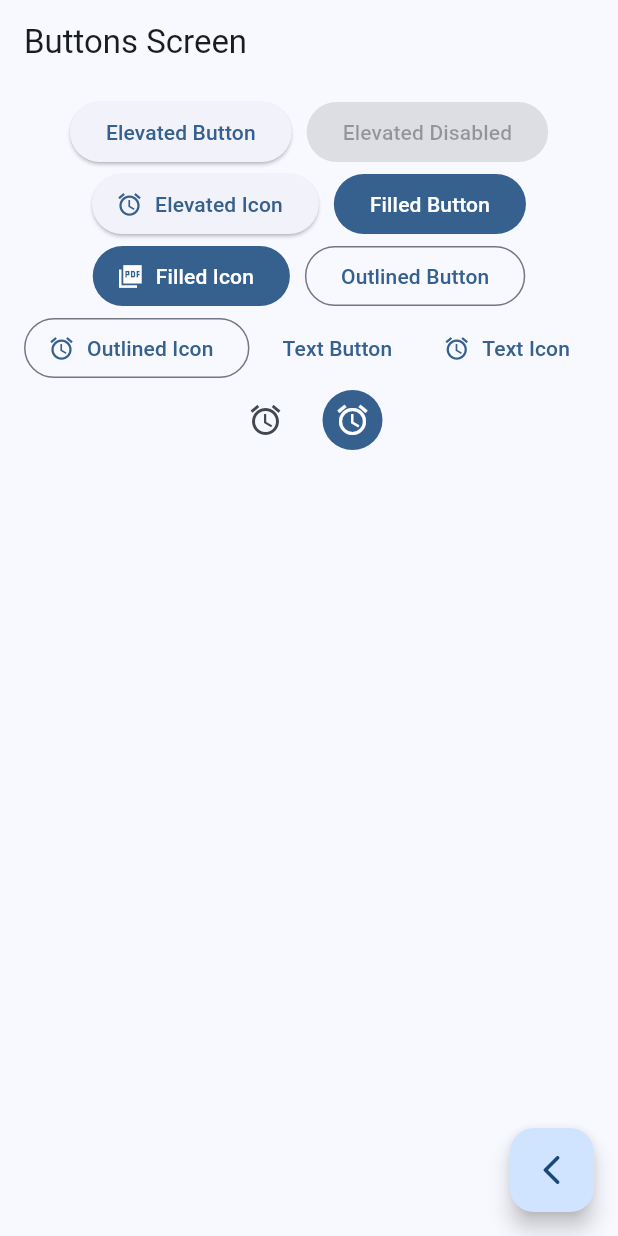
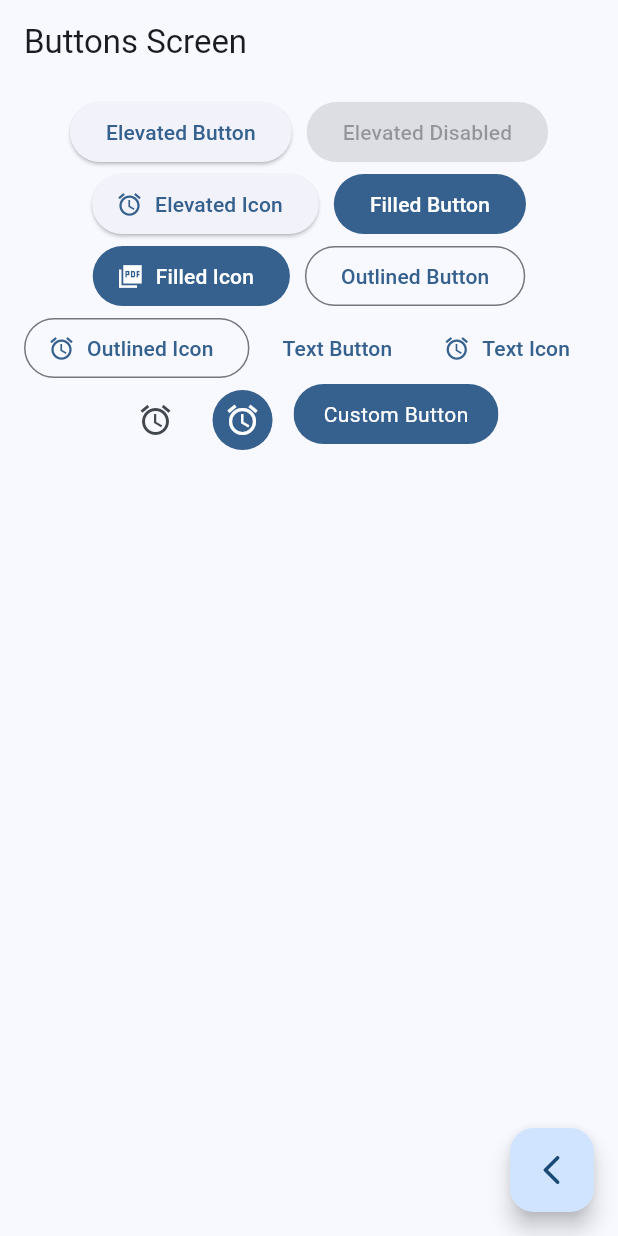
Before and after one commit to je-martinez/fernando-herrera-flutter-course, a Flutter app: the ButtonsScreen screen opened by its route, on a phone screen of 412 x 824 dp. Run offline on Flutter 3.47's test engine with Material 3 defaults, Android fonts, the phone set to English and light mode, and no system bars; our stand-ins replace animate_do, dio, go_router, video_player.

Commit message:
chore: wip buttons container

```diff
--- a/widgets_app/lib/presentation/screens/buttons/buttons_screen.dart
+++ b/widgets_app/lib/presentation/screens/buttons/buttons_screen.dart
@@ -79,10 +79,37 @@
               style: ButtonStyle(
                   backgroundColor: WidgetStatePropertyAll(colors.primary),
                   iconColor: WidgetStatePropertyAll(colors.onPrimary)),
-            )
+            ),
+            const _CustomButton()
           ],
         ),
       ),
     );
   }
 }
+
+class _CustomButton extends StatelessWidget {
+  const _CustomButton({super.key});
+
+  @override
+  Widget build(BuildContext context) {
+    final colors = Theme.of(context).colorScheme;
+
+    return ClipRRect(
+      borderRadius: BorderRadius.circular(20),
+      child: Material(
+        color: colors.primary,
+        child: InkWell(
+          onTap: () {},
+          child: const Padding(
+            padding: EdgeInsets.symmetric(horizontal: 20, vertical: 10),
+            child: Text(
+              'Custom Button',
+              style: TextStyle(color: Colors.white),
+            ),
+          ),
+        ),
+      ),
+    );
+  }
+}
```
